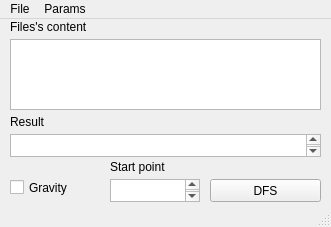
Before: the Qt Designer form DFS/mainwindow.ui in Nn0wn/garbage, drawn with Qt 5.
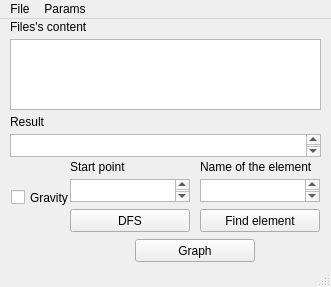
After: the same form once the commit is applied.

Patch:
```diff
--- a/DFS/mainwindow.ui
+++ b/DFS/mainwindow.ui
@@ -7,7 +7,7 @@
     <x>0</x>
     <y>0</y>
     <width>331</width>
-    <height>227</height>
+    <height>287</height>
    </rect>
   </property>
   <property name="windowTitle">
@@ -43,8 +43,8 @@
    <widget class="QCheckBox" name="checkBox">
     <property name="geometry">
      <rect>
-      <x>10</x>
-      <y>160</y>
+      <x>11</x>
+      <y>170</y>
       <width>60</width>
       <height>17</height>
      </rect>
@@ -85,9 +85,9 @@
    <widget class="QPushButton" name="pushButton">
     <property name="geometry">
      <rect>
-      <x>210</x>
-      <y>160</y>
-      <width>111</width>
+      <x>70</x>
+      <y>190</y>
+      <width>120</width>
       <height>23</height>
      </rect>
     </property>
@@ -98,9 +98,9 @@
    <widget class="QTextEdit" name="textEdit_4">
     <property name="geometry">
      <rect>
-      <x>110</x>
+      <x>70</x>
       <y>160</y>
-      <width>90</width>
+      <width>120</width>
       <height>23</height>
      </rect>
     </property>
@@ -108,7 +108,7 @@
    <widget class="QLabel" name="label_4">
     <property name="geometry">
      <rect>
-      <x>110</x>
+      <x>70</x>
       <y>140</y>
       <width>141</width>
       <height>16</height>
@@ -118,6 +118,55 @@
      <string>Start point</string>
     </property>
    </widget>
+   <widget class="QTextEdit" name="textEdit_2">
+    <property name="geometry">
+     <rect>
+      <x>200</x>
+      <y>160</y>
+      <width>120</width>
+      <height>23</height>
+     </rect>
+    </property>
+   </widget>
+   <widget class="QLabel" name="label_2">
+    <property name="geometry">
+     <rect>
+      <x>200</x>
+      <y>140</y>
+      <width>141</width>
+      <height>16</height>
+     </rect>
+    </property>
+    <property name="text">
+     <string>Name of the element</string>
+    </property>
+   </widget>
+   <widget class="QPushButton" name="pushButton_2">
+    <property name="geometry">
+     <rect>
+      <x>200</x>
+      <y>190</y>
+      <width>120</width>
+      <height>23</height>
+     </rect>
+    </property>
+    <property name="text">
+     <string>Find element</string>
+    </property>
+   </widget>
+   <widget class="QPushButton" name="pushButton_3">
+    <property name="geometry">
+     <rect>
+      <x>135</x>
+      <y>220</y>
+      <width>120</width>
+      <height>23</height>
+     </rect>
+    </property>
+    <property name="text">
+     <string>Graph</string>
+    </property>
+   </widget>
   </widget>
   <widget class="QStatusBar" name="statusBar"/>
   <widget class="QMenuBar" name="menuBar">
```
Left out of the diff: 3 changed lines with no effect on the pictures.
